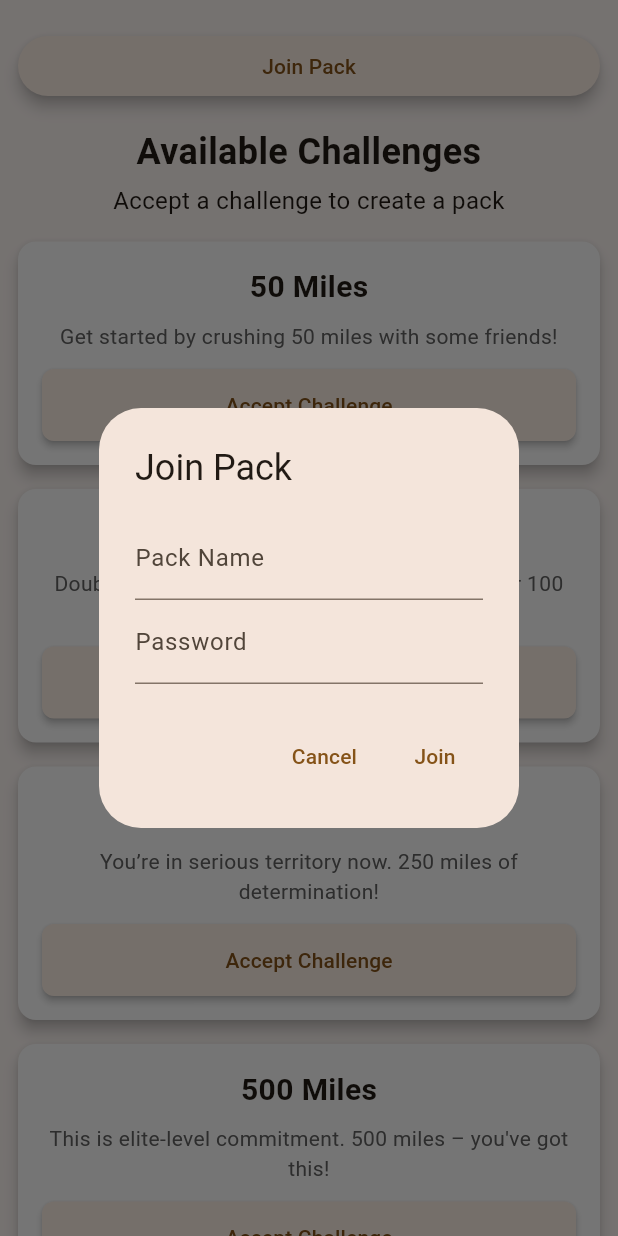
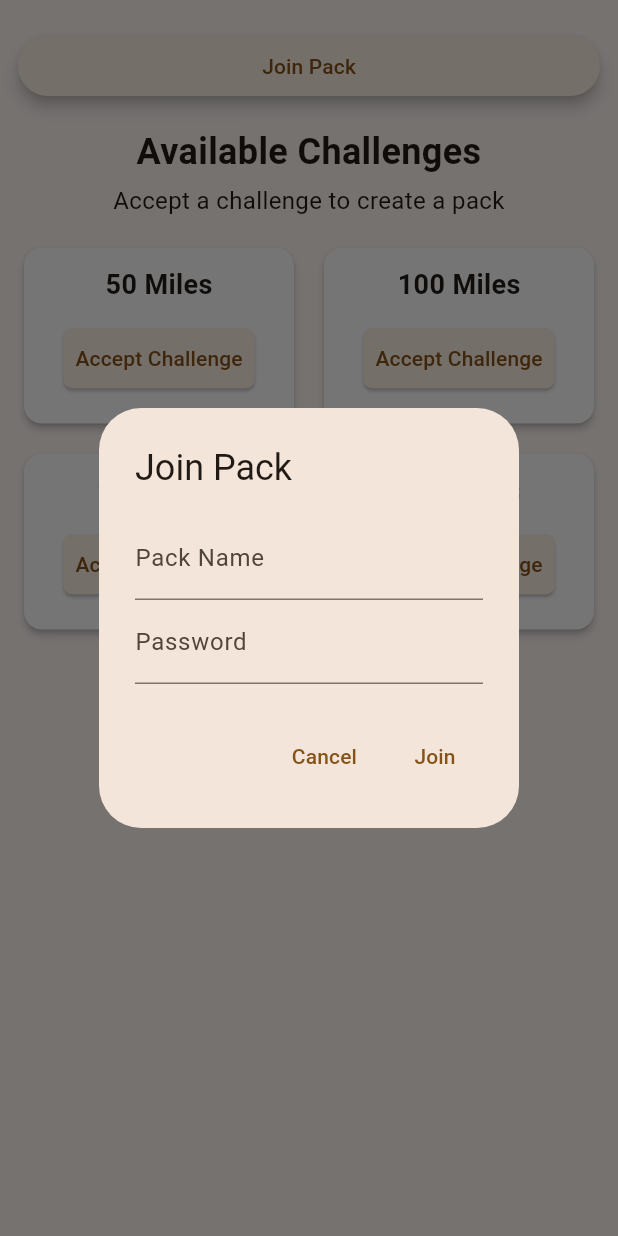
Before and after one commit to UCD-193AB-ws24/CycleGuardFrontend, a Flutter app: the PacksPage widget shown alone on an empty page, opened directly, after a tap on "Accept Challenge", after a tap on "Join Pack", on a phone screen of 412 x 824 dp. Run offline on Flutter 3.47's test engine with Material 3 defaults, Android fonts, the phone set to English and light mode, and no system bars; drawn by our look-alikes of showcaseview; our stand-ins replace confetti, curved_navigation_bar, fl_chart, flutter_blue_plus, flutter_dotenv, flutter_local_notifications and 19 more; missing offline and left inert: android_intent_plus, draggable_scrollbar, restart_app; accounts and stored records are empty; network calls fail.

Commit message:
Simplified packs UI

```diff
--- a/lib/pages/packs_page.dart
+++ b/lib/pages/packs_page.dart
@@ -341,7 +341,18 @@ class _PacksPageState extends State<PacksPage> {
         ),
         content: Column(
           mainAxisSize: MainAxisSize.min,
+          crossAxisAlignment: CrossAxisAlignment.start,
           children: [
+            Padding(
+              padding: const EdgeInsets.only(bottom: 12.0),
+              child: Text(
+                _getChallengeDescription(goalAmount),
+                style: TextStyle(
+                  fontSize: 14,
+                  color: isDarkMode ? Colors.white70 : Colors.black87,
+                ),
+              ),
+            ),
             TextField(
               controller: nameController,
               decoration: InputDecoration(
@@ -892,6 +903,17 @@ class _PacksPageState extends State<PacksPage> {
                 // Invites section (for pack owner)
                 if (isOwner) ...[
                   const Divider(height: 24),
+                  Center(
+                    child: Text(
+                      'Manage Members',
+                      style: TextStyle(
+                        fontWeight: FontWeight.bold,
+                        fontSize: 16,
+                        color: isDarkMode ? Colors.white : null,
+                      ),
+                    ),
+                  ),
+                  const SizedBox(height: 8),
                   Row(
                     mainAxisAlignment: MainAxisAlignment.spaceBetween,
                     children: [
@@ -1491,55 +1513,46 @@ class _PacksPageState extends State<PacksPage> {
 
   Widget _buildChallengeCard(int distance) {
     final bool disabled = _myPack != null;
-    final isDarkMode = Theme.of(context).brightness == Brightness.dark;
+    bool isDarkMode = Theme.of(context).brightness == Brightness.dark;
 
     return Card(
-      margin: const EdgeInsets.symmetric(horizontal: 12, vertical: 8),
-      elevation: 4,
-      color: isDarkMode ? Theme.of(context).colorScheme.onSurfaceVariant : Theme.of(context).colorScheme.surfaceContainerLowest,
+      elevation: 2,
+      color: isDarkMode
+          ? Theme.of(context).colorScheme.onSurfaceVariant
+          : Theme.of(context).colorScheme.surfaceContainerLowest,
+      shape: RoundedRectangleBorder(borderRadius: BorderRadius.circular(12)),
       child: Padding(
-        padding: const EdgeInsets.all(16),
+        padding: const EdgeInsets.symmetric(horizontal: 8, vertical: 12),
         child: Column(
+          mainAxisSize: MainAxisSize.min,
           children: [
             Text(
               '$distance Miles',
               style: TextStyle(
-                fontSize: 20,
+                fontSize: 18,
                 fontWeight: FontWeight.bold,
                 color: isDarkMode ? Colors.white : null,
               ),
             ),
-            const SizedBox(height: 8),
-            Text(
-              _getChallengeDescription(distance),
-              textAlign: TextAlign.center,
-              style: TextStyle(
-                fontSize: 14,
-                color: isDarkMode ? Colors.white70 : Colors.grey[700],
-              ),
-            ),
             const SizedBox(height: 12),
-            SizedBox(
-              width: double.infinity,
-              child: ElevatedButton(
+            ElevatedButton(
               onPressed: disabled
                   ? () => _showMessage('You can only be in one pack at a time.')
                   : () => _showCreatePackDialog(distance),
               style: ElevatedButton.styleFrom(
-                  elevation: 2,
+                elevation: 1,
                 backgroundColor: disabled
                     ? Colors.grey
                     : isDarkMode
                         ? Theme.of(context).colorScheme.secondary
                         : null,
                 foregroundColor: isDarkMode ? Colors.white70 : null,
-                  padding: const EdgeInsets.symmetric(vertical: 14),
+                padding: const EdgeInsets.symmetric(vertical: 10, horizontal: 8),
                 shape: RoundedRectangleBorder(
-                    borderRadius: BorderRadius.circular(8),
-                  ),
-                ),
-                child: const Text('Accept Challenge'),
-              ),
+                  borderRadius: BorderRadius.circular(6),
+                ),
+              ),
+              child: const Text('Accept Challenge', style: TextStyle(fontSize: 14)),
             ),
           ],
         ),
@@ -1618,8 +1631,23 @@ class _PacksPageState extends State<PacksPage> {
             ],
           ),
         ),
-        ..._challengeDistances.map(_buildChallengeCard).toList(),
-      ],
-    );
-  }
-}
+        //..._challengeDistances.map(_buildChallengeCard).toList(),
+
+        Padding(
+          padding: const EdgeInsets.symmetric(horizontal: 12, vertical: 8),
+          child: GridView.count(
+            crossAxisCount: 2,
+            shrinkWrap: true,
+            physics: const NeverScrollableScrollPhysics(),
+            mainAxisSpacing: 12,
+            crossAxisSpacing: 12,
+            childAspectRatio: 3/2,
+            children: _challengeDistances
+                .map((distance) => _buildChallengeCard(distance))
+                .toList(),
+          ),
+        ),
+      ],
+    );
+  }
+}
```
Lines whose indentation alone changed are shown as unchanged.
